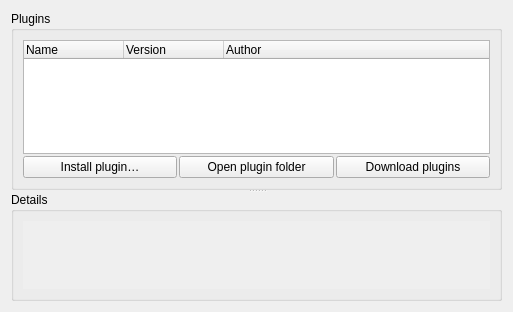
Qt form ui/options_plugins.ui (metabrainz/picard) before a commit.
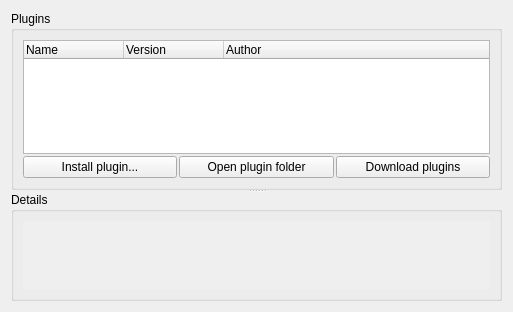
The same form after that commit.

Commit message: Change ellipsis to three dots

Diff of the .ui file:
```diff
--- a/ui/options_plugins.ui
+++ b/ui/options_plugins.ui
@@ -72,7 +72,7 @@
             </sizepolicy>
            </property>
            <property name="text">
-            <string>Install plugin…</string>
+            <string>Install plugin...</string>
            </property>
           </widget>
          </item>
```
The commit also changes 1 other file.
